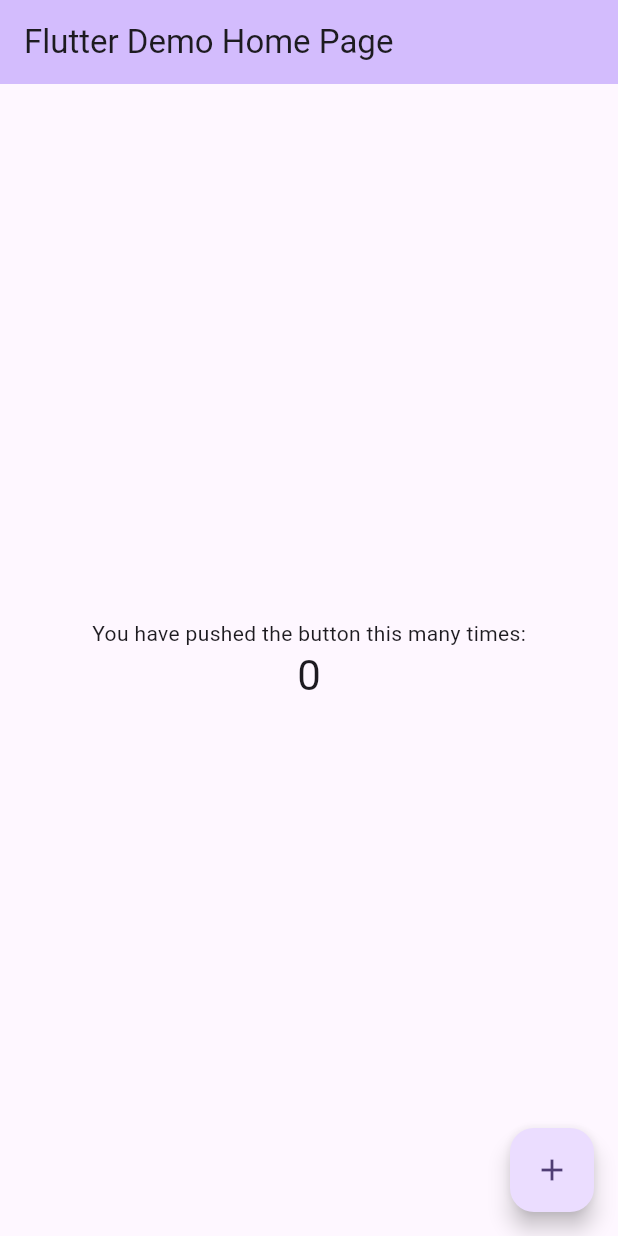
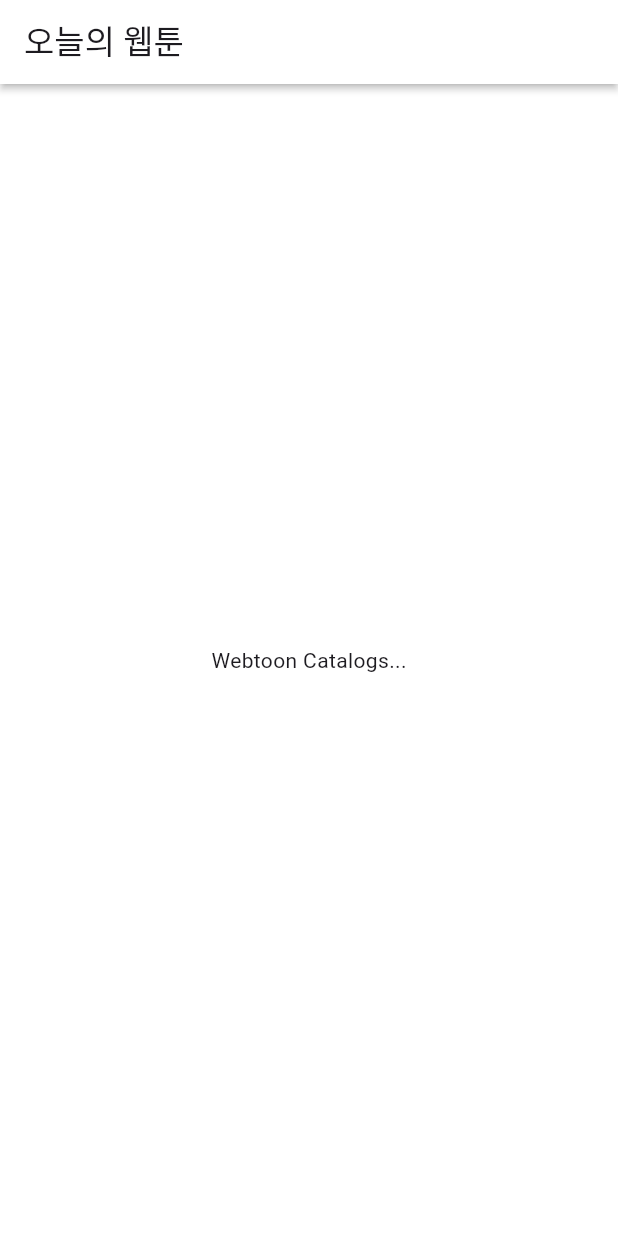
Before and after one commit to GuardJo/flutter-practice, a Flutter app: the screen it shows after launch, on a phone screen of 412 x 824 dp. Run offline on Flutter 3.47's test engine with Material 3 defaults, Android fonts, the phone set to English and light mode, and no system bars.

Commit message:
#21 기본 홈 화면 내 상단 바 구현
- Scaffold widget을 사용한 기본 홈 화면 구성
- AppBar widget을 사용하여 상단 바 구성

```diff
--- a/webtoon_app/lib/main.dart
+++ b/webtoon_app/lib/main.dart
@@ -1,4 +1,5 @@
 import 'package:flutter/material.dart';
+import 'package:webtoon_app/screens/home_screen.dart';
 
 void main() {
   runApp(const MyApp());
@@ -13,113 +14,10 @@
     return MaterialApp(
       title: 'Flutter Demo',
       theme: ThemeData(
-        // This is the theme of your application.
-        //
-        // TRY THIS: Try running your application with "flutter run". You'll see
-        // the application has a blue toolbar. Then, without quitting the app,
-        // try changing the seedColor in the colorScheme below to Colors.green
-        // and then invoke "hot reload" (save your changes or press the "hot
-        // reload" button in a Flutter-supported IDE, or press "r" if you used
-        // the command line to start the app).
-        //
-        // Notice that the counter didn't reset back to zero; the application
-        // state is not lost during the reload. To reset the state, use hot
-        // restart instead.
-        //
-        // This works for code too, not just values: Most code changes can be
-        // tested with just a hot reload.
         colorScheme: ColorScheme.fromSeed(seedColor: Colors.deepPurple),
         useMaterial3: true,
       ),
-      home: const MyHomePage(title: 'Flutter Demo Home Page'),
+      home: const HomeScreen(),
     );
   }
 }
-
-class MyHomePage extends StatefulWidget {
-  const MyHomePage({super.key, required this.title});
-
-  // This widget is the home page of your application. It is stateful, meaning
-  // that it has a State object (defined below) that contains fields that affect
-  // how it looks.
-
-  // This class is the configuration for the state. It holds the values (in this
-  // case the title) provided by the parent (in this case the App widget) and
-  // used by the build method of the State. Fields in a Widget subclass are
-  // always marked "final".
-
-  final String title;
-
-  @override
-  State<MyHomePage> createState() => _MyHomePageState();
-}
-
-class _MyHomePageState extends State<MyHomePage> {
-  int _counter = 0;
-
-  void _incrementCounter() {
-    setState(() {
-      // This call to setState tells the Flutter framework that something has
-      // changed in this State, which causes it to rerun the build method below
-      // so that the display can reflect the updated values. If we changed
-      // _counter without calling setState(), then the build method would not be
-      // called again, and so nothing would appear to happen.
-      _counter++;
-    });
-  }
-
-  @override
-  Widget build(BuildContext context) {
-    // This method is rerun every time setState is called, for instance as done
-    // by the _incrementCounter method above.
-    //
-    // The Flutter framework has been optimized to make rerunning build methods
-    // fast, so that you can just rebuild anything that needs updating rather
-    // than having to individually change instances of widgets.
-    return Scaffold(
-      appBar: AppBar(
-        // TRY THIS: Try changing the color here to a specific color (to
-        // Colors.amber, perhaps?) and trigger a hot reload to see the AppBar
-        // change color while the other colors stay the same.
-        backgroundColor: Theme.of(context).colorScheme.inversePrimary,
-        // Here we take the value from the MyHomePage object that was created by
-        // the App.build method, and use it to set our appbar title.
-        title: Text(widget.title),
-      ),
-      body: Center(
-        // Center is a layout widget. It takes a single child and positions it
-        // in the middle of the parent.
-        child: Column(
-          // Column is also a layout widget. It takes a list of children and
-          // arranges them vertically. By default, it sizes itself to fit its
-          // children horizontally, and tries to be as tall as its parent.
-          //
-          // Column has various properties to control how it sizes itself and
-          // how it positions its children. Here we use mainAxisAlignment to
-          // center the children vertically; the main axis here is the vertical
-          // axis because Columns are vertical (the cross axis would be
-          // horizontal).
-          //
-          // TRY THIS: Invoke "debug painting" (choose the "Toggle Debug Paint"
-          // action in the IDE, or press "p" in the console), to see the
-          // wireframe for each widget.
-          mainAxisAlignment: MainAxisAlignment.center,
-          children: <Widget>[
-            const Text(
-              'You have pushed the button this many times:',
-            ),
-            Text(
-              '$_counter',
-              style: Theme.of(context).textTheme.headlineMedium,
-            ),
-          ],
-        ),
-      ),
-      floatingActionButton: FloatingActionButton(
-        onPressed: _incrementCounter,
-        tooltip: 'Increment',
-        child: const Icon(Icons.add),
-      ), // This trailing comma makes auto-formatting nicer for build methods.
-    );
-  }
-}
--- /dev/null
+++ b/webtoon_app/lib/screens/home_screen.dart
@@ -0,0 +1,22 @@
+import 'package:flutter/material.dart';
+
+class HomeScreen extends StatelessWidget {
+  const HomeScreen({super.key});
+
+  @override
+  Widget build(BuildContext context) {
+    return Scaffold(
+      backgroundColor: Colors.white,
+      appBar: AppBar(
+        backgroundColor: Colors.white,
+        title: const Text("오늘의 웹툰"),
+        surfaceTintColor: Colors.white,
+        shadowColor: Colors.black,
+        elevation: 2,
+      ),
+      body: const Center(
+        child: Text("Webtoon Catalogs..."),
+      ),
+    );
+  }
+}
```
